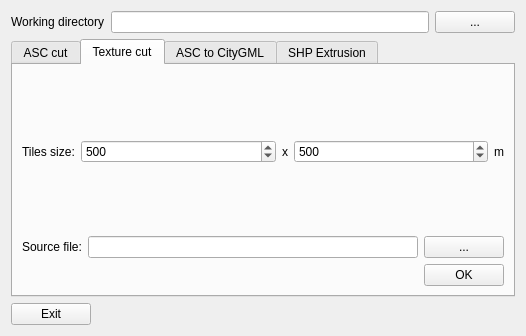
The window that src/plugins/CityGMLFloodARQtPlugin/Dialogs/dialogFloodAR.ui (VCityTeam/3DUSE) describes before a commit, drawn with Qt 5.
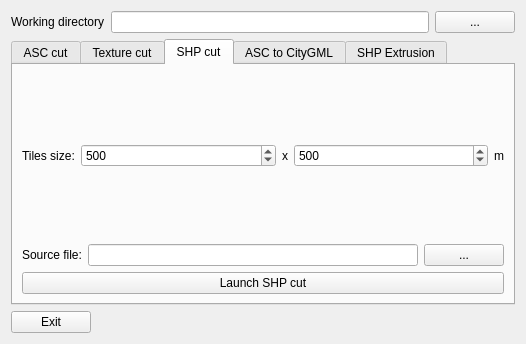
The same window after the commit. The open tabs and pages were chosen to show the change.

The edit to the form file:
```diff
--- a/src/plugins/CityGMLFloodARQtPlugin/Dialogs/dialogFloodAR.ui
+++ b/src/plugins/CityGMLFloodARQtPlugin/Dialogs/dialogFloodAR.ui
@@ -7,7 +7,7 @@
     <x>0</x>
     <y>0</y>
     <width>526</width>
-    <height>315</height>
+    <height>344</height>
    </rect>
   </property>
   <property name="windowTitle">
@@ -196,10 +196,90 @@
          </item>
         </layout>
        </item>
-       <item alignment="Qt::AlignRight">
+       <item>
         <widget class="QPushButton" name="btn_texCut_exec">
          <property name="text">
-          <string>OK</string>
+          <string>Launch Texture cut</string>
+         </property>
+        </widget>
+       </item>
+      </layout>
+     </widget>
+     <widget class="QWidget" name="tab_shpcut">
+      <attribute name="title">
+       <string>SHP cut</string>
+      </attribute>
+      <layout class="QVBoxLayout" name="verticalLayout_5">
+       <item>
+        <layout class="QHBoxLayout" name="horizontalLayout_13" stretch="0,1,0,1,0">
+         <item>
+          <widget class="QLabel" name="label_6">
+           <property name="text">
+            <string>Tiles size:</string>
+           </property>
+          </widget>
+         </item>
+         <item>
+          <widget class="QSpinBox" name="spinBox_shpTileSize_x">
+           <property name="maximum">
+            <number>10000</number>
+           </property>
+           <property name="value">
+            <number>500</number>
+           </property>
+          </widget>
+         </item>
+         <item alignment="Qt::AlignHCenter">
+          <widget class="QLabel" name="label_20">
+           <property name="text">
+            <string>x</string>
+           </property>
+          </widget>
+         </item>
+         <item>
+          <widget class="QSpinBox" name="spinBox_shpTileSize_y">
+           <property name="maximum">
+            <number>10000</number>
+           </property>
+           <property name="value">
+            <number>500</number>
+           </property>
+          </widget>
+         </item>
+         <item>
+          <widget class="QLabel" name="label_21">
+           <property name="text">
+            <string>m</string>
+           </property>
+          </widget>
+         </item>
+        </layout>
+       </item>
+       <item>
+        <layout class="QHBoxLayout" name="horizontalLayout_14">
+         <item>
+          <widget class="QLabel" name="label_22">
+           <property name="text">
+            <string>Source file:</string>
+           </property>
+          </widget>
+         </item>
+         <item>
+          <widget class="QLineEdit" name="lineEdit_shpCut_src"/>
+         </item>
+         <item>
+          <widget class="QPushButton" name="btn_shpCut_in">
+           <property name="text">
+            <string>...</string>
+           </property>
+          </widget>
+         </item>
+        </layout>
+       </item>
+       <item>
+        <widget class="QPushButton" name="btn_shpCut_exec">
+         <property name="text">
+          <string>Launch SHP cut</string>
          </property>
         </widget>
        </item>
@@ -215,7 +295,7 @@
          <property name="title">
           <string>Terrain</string>
          </property>
-         <layout class="QVBoxLayout" name="verticalLayout_5">
+         <layout class="QHBoxLayout" name="horizontalLayout_2">
           <item>
            <widget class="QPushButton" name="btn_ASCtoTerrain_exec">
             <property name="text">
```
Left out of the diff: 42 changed lines with no effect on the pictures.
